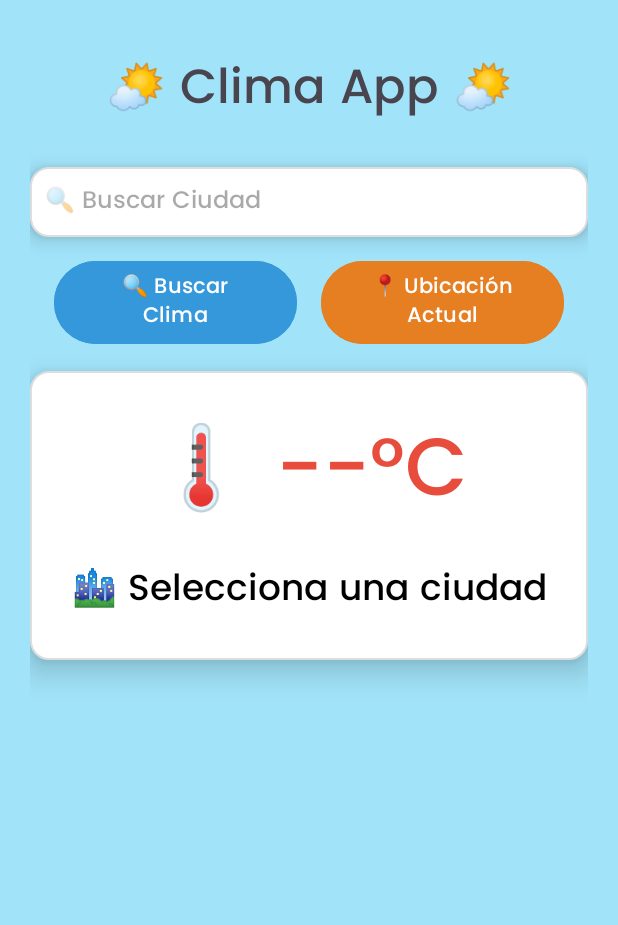
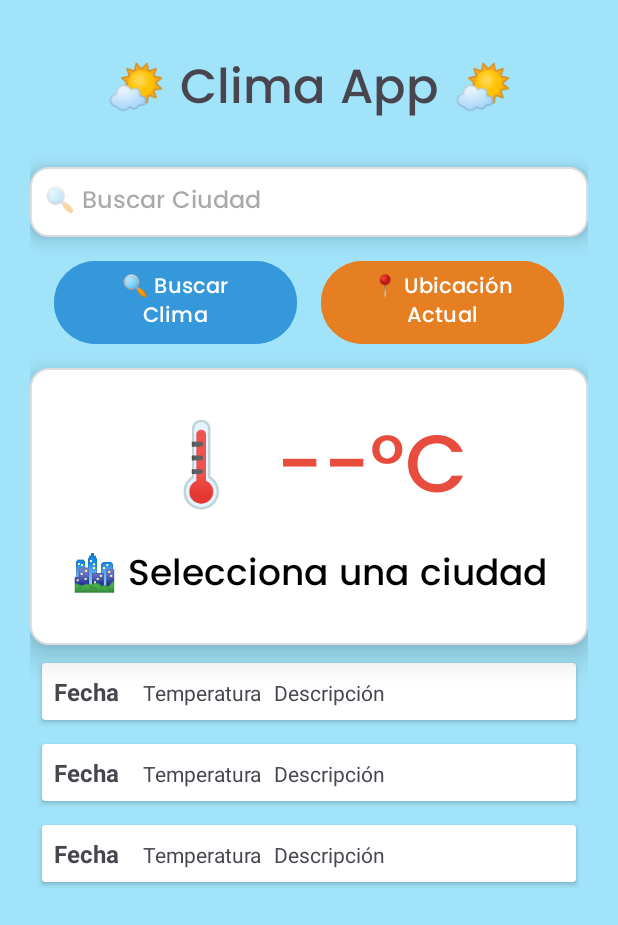
Before and after one commit to BuBaBug/DesafioLatam-AppDelClima, an Android app: the layout activity_main.xml on its own in the app's theme, with its tools: preview values and no code run, on a phone screen of 412 x 824 dp. Shown: the top 925 px of the screen. Run offline under Robolectric (Android 15) with nearby library versions, the phone set to English and light mode, and no system bars.

```diff
--- a/app/build.gradle.kts
+++ b/app/build.gradle.kts
@@ -53,6 +53,8 @@ dependencies {
     implementation(libs.material)
     implementation(libs.androidx.activity)
     implementation(libs.androidx.constraintlayout)
+    implementation(libs.volley)
+    implementation(libs.androidx.tools.core)
     testImplementation(libs.junit)
     androidTestImplementation(libs.androidx.junit)
     androidTestImplementation(libs.androidx.espresso.core)
--- a/app/src/main/AndroidManifest.xml
+++ b/app/src/main/AndroidManifest.xml
@@ -5,7 +5,6 @@
     <uses-permission android:name="android.permission.ACCESS_FINE_LOCATION" />
     <uses-permission android:name="android.permission.ACCESS_COARSE_LOCATION" />
     <uses-permission android:name="android.permission.INTERNET" />
-
 
     <application
         android:allowBackup="true"
--- a/app/src/main/java/com/example/appdelclima/PronosticoActivity.kt
+++ b/app/src/main/java/com/example/appdelclima/PronosticoActivity.kt
@@ -7,11 +7,11 @@ import androidx.appcompat.app.AppCompatActivity
 import androidx.recyclerview.widget.LinearLayoutManager
 import androidx.recyclerview.widget.RecyclerView
 import com.example.appdelclima.adapter.PronosticoAdapter
-import com.example.appdelclima.model.DiaPronostico
 import com.example.appdelclima.model.PronosticoResponse
 import com.example.appdelclima.repository.ClimaRepository
 import com.example.appdelclima.api.ClimaApiService
 import com.example.appdelclima.api.RetrofitClient
+import com.example.appdelclima.model.DiaPronostico
 import com.example.appdelclima.utils.Constants
 import com.example.appdelclima.viewmodel.ClimaViewModel
 import com.example.appdelclima.viewmodel.ClimaViewModelFactory
@@ -41,7 +41,7 @@ class PronosticoActivity : AppCompatActivity() {
 
         recyclerPronostico = findViewById(R.id.recyclerPronostico)
         recyclerPronostico.layoutManager = LinearLayoutManager(this)
-        adapter = PronosticoAdapter(emptyList())
+        adapter = PronosticoAdapter(emptyList<DiaPronostico>())
         recyclerPronostico.adapter = adapter
 
         val ciudad = intent.getStringExtra("ciudad") ?: ""
--- a/app/src/main/res/layout/activity_main.xml
+++ b/app/src/main/res/layout/activity_main.xml
@@ -77,7 +77,7 @@
         android:background="@drawable/edittext_background"
         android:padding="24dp"
         android:elevation="12dp"
-        android:layout_marginTop="6dp">
+        android:layout_marginTop="4dp">
 
         <TextView
             android:id="@+id/tvTemperatura"
@@ -88,7 +88,7 @@
             android:textSize="54sp"
             android:textColor="#E74C3C"
             android:gravity="center"
-            android:layout_marginBottom="12dp" />
+            android:layout_marginBottom="4dp" />
 
         <TextView
             android:id="@+id/tvCiudad"
@@ -102,13 +102,14 @@
             android:layout_marginBottom="2dp" />
     </LinearLayout>
 
-    <!--Espacio para el pronostico extendido (5dias)-->
-
-
-    <!-- Espacio flexible -->
-    <View
+    <!-- RecyclerView para mostrar el pronóstico extendido de 5 días -->
+    <androidx.recyclerview.widget.RecyclerView
+        android:id="@+id/recyclerPronostico"
         android:layout_width="match_parent"
         android:layout_height="0dp"
-        android:layout_weight="1" />
+        android:layout_weight="1"
+        android:paddingTop="4dp"
+        android:clipToPadding="false"
+        tools:listitem="@layout/item_dia_pronostico" />
 
 </LinearLayout>
--- a/app/src/main/res/layout/item_dia_pronostico.xml
+++ b/app/src/main/res/layout/item_dia_pronostico.xml
@@ -9,13 +9,14 @@
     <LinearLayout
         android:layout_width="match_parent"
         android:layout_height="wrap_content"
-        android:orientation="vertical">
+        android:orientation="horizontal">
 
         <TextView
             android:id="@+id/tvFecha"
             android:layout_width="wrap_content"
             android:layout_height="wrap_content"
             android:text="Fecha"
+            android:padding="8dp"
             android:textSize="16sp"
             android:textStyle="bold" />
 
@@ -23,6 +24,7 @@
             android:id="@+id/tvTemperatura"
             android:layout_width="wrap_content"
             android:layout_height="wrap_content"
+            android:paddingLeft="8dp"
             android:text="Temperatura"
             android:textSize="14sp" />
 
@@ -31,6 +33,7 @@
             android:layout_width="wrap_content"
             android:layout_height="wrap_content"
             android:text="Descripción"
+            android:paddingLeft="8dp"
             android:textSize="14sp" />
     </LinearLayout>
 </androidx.cardview.widget.CardView>
--- a/gradle/libs.versions.toml
+++ b/gradle/libs.versions.toml
@@ -9,6 +9,8 @@ appcompat = "1.7.1"
 material = "1.12.0"
 activity = "1.10.1"
 constraintlayout = "2.2.1"
+volley = "1.2.1"
+toolsCore = "1.0.0-alpha13"
 
 [libraries]
 androidx-core-ktx = { group = "androidx.core", name = "core-ktx", version.ref = "coreKtx" }
@@ -19,6 +21,8 @@ androidx-appcompat = { group = "androidx.appcompat", name = "appcompat", version
 material = { group = "com.google.android.material", name = "material", version.ref = "material" }
 androidx-activity = { group = "androidx.activity", name = "activity", version.ref = "activity" }
 androidx-constraintlayout = { group = "androidx.constraintlayout", name = "constraintlayout", version.ref = "constraintlayout" }
+volley = { group = "com.android.volley", name = "volley", version.ref = "volley" }
+androidx-tools-core = { group = "androidx.privacysandbox.tools", name = "tools-core", version.ref = "toolsCore" }
 
 [plugins]
 android-application = { id = "com.android.application", version.ref = "agp" }
```
Also changed, not shown: app/src/main/java/com/example/appdelclima/MainActivity.kt (+117 -14 lines), app/src/main/java/com/example/appdelclima/model/DiaPronostico.kt (line endings or trailing spaces).
